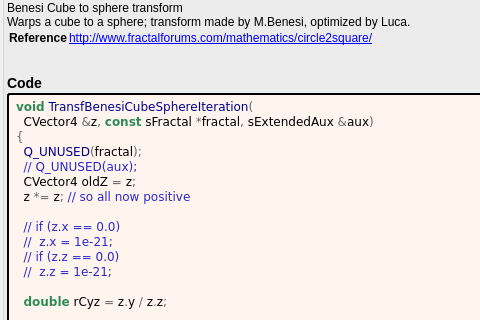
Qt form mandelbulber2/formula/ui/transf_benesi_cube_sphere.ui (buddhi1980/mandelbulber2) before a commit; both pictures show x 0 to 480 and y 100 to 420 of the 871 by 797 pixel window.
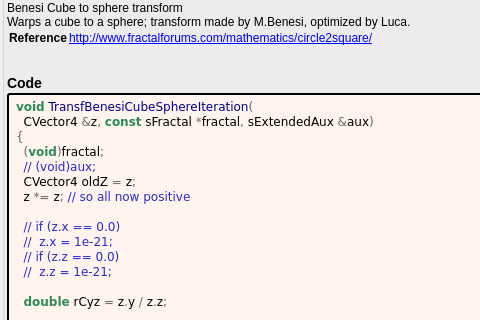
The same form after that commit. Custom widgets are drawn as their Qt base class.

The edit to the form file:
```diff
--- a/mandelbulber2/formula/ui/transf_benesi_cube_sphere.ui
+++ b/mandelbulber2/formula/ui/transf_benesi_cube_sphere.ui
@@ -190,8 +190,8 @@
 &lt;pre style=&quot;color:#000000; background-color:#fff5ee;  font-family:&#039;Courier New&#039;,monospace;white-space: pre-wrap;&quot;&gt;&lt;span style=&quot;color:#2e8b57; font-weight:bold&quot;&gt;void&lt;/span&gt; &lt;span style=&quot;color:#00008f&quot;&gt;TransfBenesiCubeSphereIteration&lt;/span&gt;&lt;span style=&quot;color:#676767&quot;&gt;(&lt;/span&gt;
   CVector4 &lt;span style=&quot;color:#676767&quot;&gt;&amp;amp;&lt;/span&gt;z&lt;span style=&quot;color:#676767&quot;&gt;,&lt;/span&gt; &lt;span style=&quot;color:#2e8b57; font-weight:bold&quot;&gt;const&lt;/span&gt; sFractal &lt;span style=&quot;color:#676767&quot;&gt;*&lt;/span&gt;fractal&lt;span style=&quot;color:#676767&quot;&gt;,&lt;/span&gt; sExtendedAux &lt;span style=&quot;color:#676767&quot;&gt;&amp;amp;&lt;/span&gt;aux&lt;span style=&quot;color:#676767&quot;&gt;)&lt;/span&gt;
 &lt;span style=&quot;color:#676767&quot;&gt;{&lt;/span&gt;
-  &lt;span style=&quot;color:#00008f&quot;&gt;Q_UNUSED&lt;/span&gt;&lt;span style=&quot;color:#676767&quot;&gt;(&lt;/span&gt;fractal&lt;span style=&quot;color:#676767&quot;&gt;);&lt;/span&gt;
-  &lt;span style=&quot;color:#2929cc&quot;&gt;// Q_UNUSED(aux);&lt;/span&gt;
+  &lt;span style=&quot;color:#676767&quot;&gt;(&lt;/span&gt;&lt;span style=&quot;color:#2e8b57; font-weight:bold&quot;&gt;void&lt;/span&gt;&lt;span style=&quot;color:#676767&quot;&gt;)&lt;/span&gt;fractal&lt;span style=&quot;color:#676767&quot;&gt;;&lt;/span&gt;
+  &lt;span style=&quot;color:#2929cc&quot;&gt;// (void)aux;&lt;/span&gt;
   CVector4 oldZ &lt;span style=&quot;color:#676767&quot;&gt;=&lt;/span&gt; z&lt;span style=&quot;color:#676767&quot;&gt;;&lt;/span&gt;
   z &lt;span style=&quot;color:#676767&quot;&gt;*=&lt;/span&gt; z&lt;span style=&quot;color:#676767&quot;&gt;;&lt;/span&gt; &lt;span style=&quot;color:#2929cc&quot;&gt;// so all now positive&lt;/span&gt;
 
```
